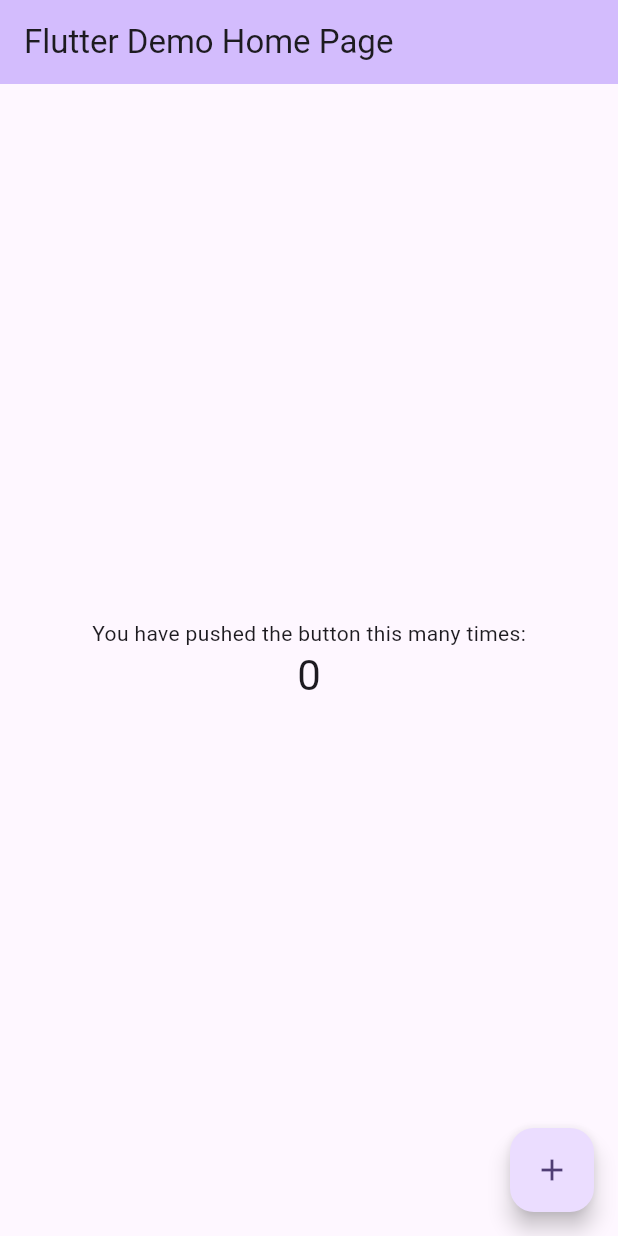
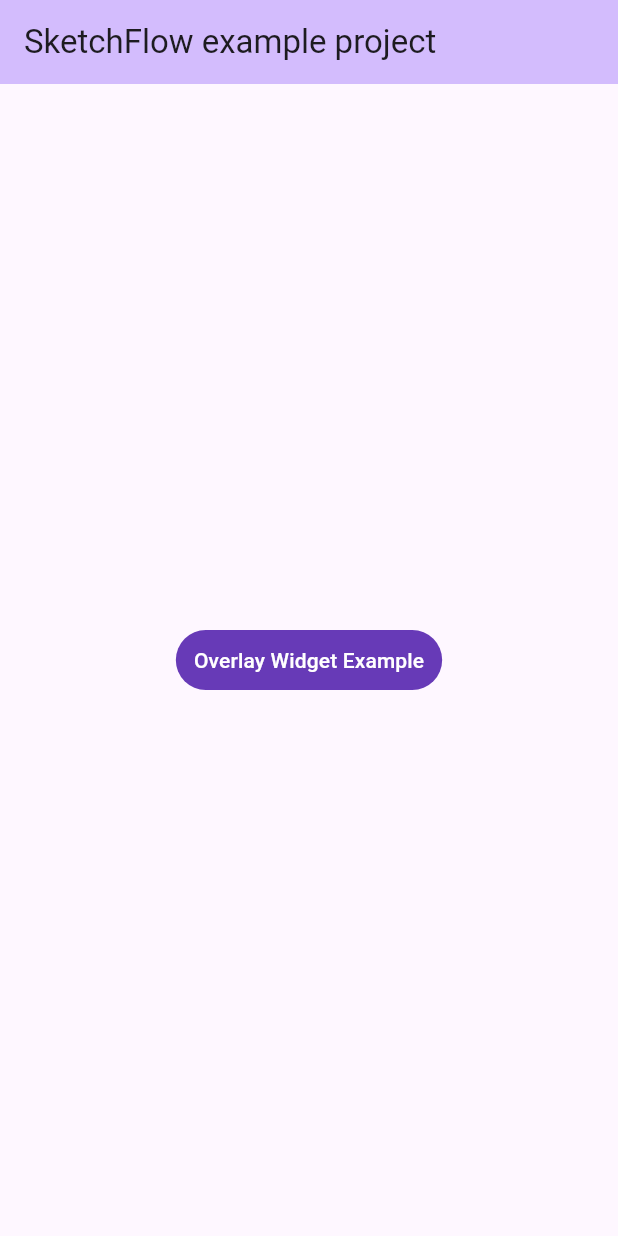
Before and after one commit to JunYeong0314/sketch_flow_example, a Flutter app: the screen it shows after launch, on a phone screen of 412 x 824 dp. Run offline on Flutter 3.47's test engine with Material 3 defaults, Android fonts, the phone set to English and light mode, and no system bars; missing offline and left inert: sketch_flow.

Commit message:
feat: overlayWidget 추가 예제 페이지 구현

```diff
--- a/lib/main.dart
+++ b/lib/main.dart
@@ -1,4 +1,7 @@
 import 'package:flutter/material.dart';
+import 'package:sketch_flow/sketch_controller.dart';
+import 'package:sketch_flow/sketch_view.dart';
+import 'package:sketch_flow_example/overlayExample/overlay_widget_example_page.dart';
 
 void main() {
   runApp(const MyApp());
@@ -11,112 +14,54 @@ class MyApp extends StatelessWidget {
   @override
   Widget build(BuildContext context) {
     return MaterialApp(
-      title: 'Flutter Demo',
+      title: "SketchFlow example project",
       theme: ThemeData(
-        // This is the theme of your application.
-        //
-        // TRY THIS: Try running your application with "flutter run". You'll see
-        // the application has a purple toolbar. Then, without quitting the app,
-        // try changing the seedColor in the colorScheme below to Colors.green
-        // and then invoke "hot reload" (save your changes or press the "hot
-        // reload" button in a Flutter-supported IDE, or press "r" if you used
-        // the command line to start the app).
-        //
-        // Notice that the counter didn't reset back to zero; the application
-        // state is not lost during the reload. To reset the state, use hot
-        // restart instead.
-        //
-        // This works for code too, not just values: Most code changes can be
-        // tested with just a hot reload.
         colorScheme: ColorScheme.fromSeed(seedColor: Colors.deepPurple),
       ),
-      home: const MyHomePage(title: 'Flutter Demo Home Page'),
+      home: const HomePage(),
     );
   }
 }
 
-class MyHomePage extends StatefulWidget {
-  const MyHomePage({super.key, required this.title});
-
-  // This widget is the home page of your application. It is stateful, meaning
-  // that it has a State object (defined below) that contains fields that affect
-  // how it looks.
-
-  // This class is the configuration for the state. It holds the values (in this
-  // case the title) provided by the parent (in this case the App widget) and
-  // used by the build method of the State. Fields in a Widget subclass are
-  // always marked "final".
-
-  final String title;
-
-  @override
-  State<MyHomePage> createState() => _MyHomePageState();
-}
-
-class _MyHomePageState extends State<MyHomePage> {
-  int _counter = 0;
-
-  void _incrementCounter() {
-    setState(() {
-      // This call to setState tells the Flutter framework that something has
-      // changed in this State, which causes it to rerun the build method below
-      // so that the display can reflect the updated values. If we changed
-      // _counter without calling setState(), then the build method would not be
-      // called again, and so nothing would appear to happen.
-      _counter++;
-    });
-  }
+class HomePage extends StatelessWidget {
+  const HomePage({super.key});
 
   @override
   Widget build(BuildContext context) {
-    // This method is rerun every time setState is called, for instance as done
-    // by the _incrementCounter method above.
-    //
-    // The Flutter framework has been optimized to make rerunning build methods
-    // fast, so that you can just rebuild anything that needs updating rather
-    // than having to individually change instances of widgets.
     return Scaffold(
       appBar: AppBar(
-        // TRY THIS: Try changing the color here to a specific color (to
-        // Colors.amber, perhaps?) and trigger a hot reload to see the AppBar
-        // change color while the other colors stay the same.
         backgroundColor: Theme.of(context).colorScheme.inversePrimary,
-        // Here we take the value from the MyHomePage object that was created by
-        // the App.build method, and use it to set our appbar title.
-        title: Text(widget.title),
+        title: Text("SketchFlow example project"),
       ),
       body: Center(
-        // Center is a layout widget. It takes a single child and positions it
-        // in the middle of the parent.
         child: Column(
-          // Column is also a layout widget. It takes a list of children and
-          // arranges them vertically. By default, it sizes itself to fit its
-          // children horizontally, and tries to be as tall as its parent.
-          //
-          // Column has various properties to control how it sizes itself and
-          // how it positions its children. Here we use mainAxisAlignment to
-          // center the children vertically; the main axis here is the vertical
-          // axis because Columns are vertical (the cross axis would be
-          // horizontal).
-          //
-          // TRY THIS: Invoke "debug painting" (choose the "Toggle Debug Paint"
-          // action in the IDE, or press "p" in the console), to see the
-          // wireframe for each widget.
           mainAxisAlignment: MainAxisAlignment.center,
-          children: <Widget>[
-            const Text('You have pushed the button this many times:'),
-            Text(
-              '$_counter',
-              style: Theme.of(context).textTheme.headlineMedium,
+          children: [
+            TextButton(
+              style: ButtonStyle(
+                backgroundColor: WidgetStateProperty.all(Colors.deepPurple),
+              ),
+              onPressed: () {
+                Navigator.push(
+                  context,
+                  MaterialPageRoute(
+                    builder:
+                        (context) => OverlayWidgetExamplePage(
+                          overlayWidget: Image.asset(
+                            'assets/images/example.jpg',
+                          ),
+                        ),
+                  ),
+                );
+              },
+              child: Text(
+                "Overlay Widget Example",
+                style: TextStyle(color: Colors.white),
+              ),
             ),
           ],
         ),
       ),
-      floatingActionButton: FloatingActionButton(
-        onPressed: _incrementCounter,
-        tooltip: 'Increment',
-        child: const Icon(Icons.add),
-      ), // This trailing comma makes auto-formatting nicer for build methods.
     );
   }
 }
--- a/pubspec.yaml
+++ b/pubspec.yaml
@@ -28,6 +28,7 @@ environment:
 # the latest version available on pub.dev. To see which dependencies have newer
 # versions available, run `flutter pub outdated`.
 dependencies:
+  sketch_flow: ^0.1.6
   flutter:
     sdk: flutter
 
@@ -51,6 +52,8 @@ dev_dependencies:
 
 # The following section is specific to Flutter packages.
 flutter:
+  assets:
+    - assets/images/example.jpg
 
   # The following line ensures that the Material Icons font is
   # included with your application, so that you can use the icons in
```
Also changed, not shown: lib/memo_example_widget.dart (added, +11 -0 lines), lib/overlayExample/overlay_widget_example_page.dart (added, +217 -0 lines), lib/overlayExample/overlay_widget_example_top_bar.dart (added, +64 -0 lines), assets/images/example.jpg (added), pubspec.lock.
